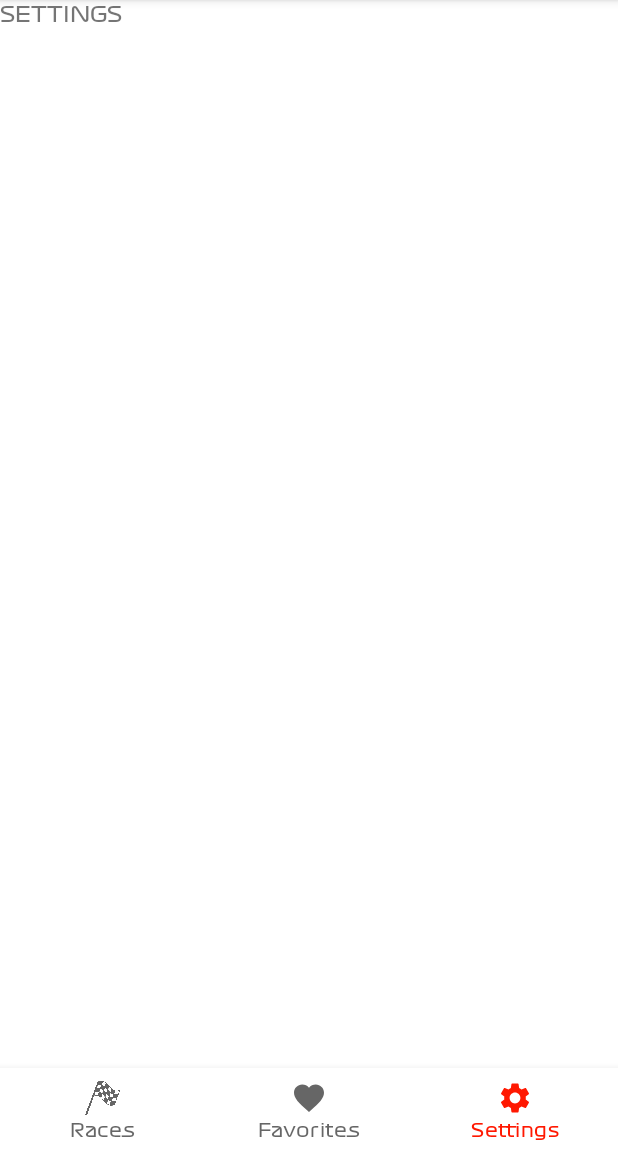
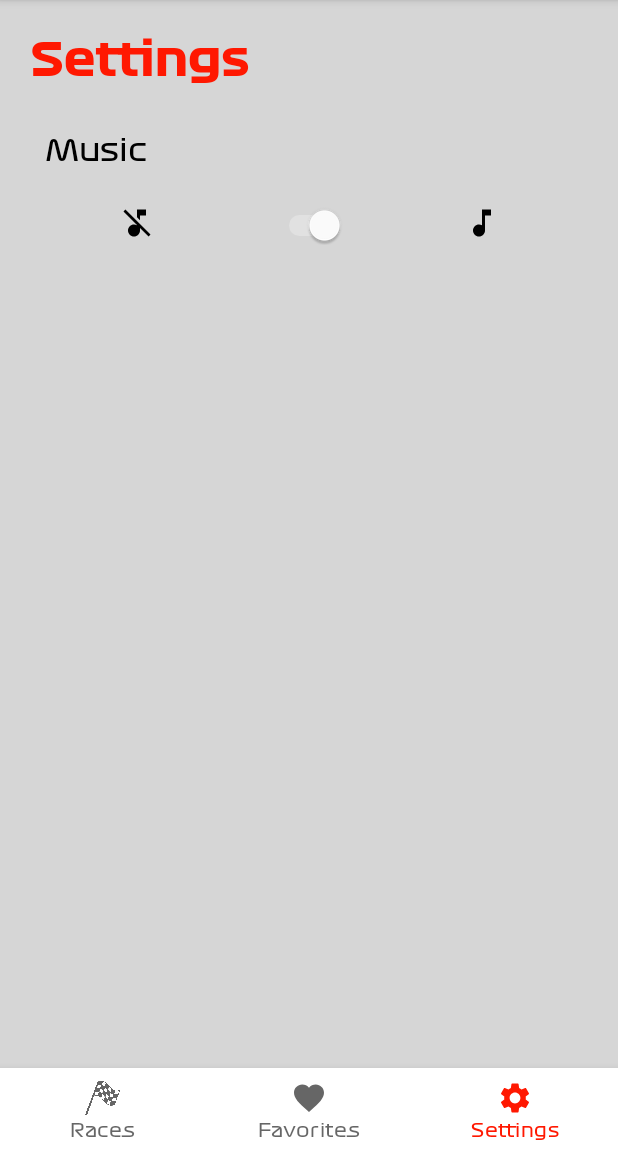
Before and after one commit to davmm96/F1Stats-Android, an Android app: the screen it shows after launch (MainActivity), item 3 of the bottom bar chosen, on a phone screen of 412 x 824 dp, the part 84-1236 px from its top. Run offline under Robolectric (Android 15) with nearby library versions, the phone set to English and light mode, and no system bars; our stand-ins replace Volley; network calls fail.

Commit message:
Settings layout

```diff
--- a/app/src/main/java/com/david/myapplication/fragments/RacesFragment.kt
+++ b/app/src/main/java/com/david/myapplication/fragments/RacesFragment.kt
@@ -10,8 +10,6 @@ import androidx.fragment.app.Fragment
 import androidx.recyclerview.widget.LinearLayoutManager
 import com.david.myapplication.R
 import com.david.myapplication.RacesAdapter
-import com.david.myapplication.model.Companies
-import com.david.myapplication.model.Company
 import com.david.myapplication.model.Race
 import com.david.myapplication.model.Races
 import com.david.myapplication.network.GsonRequest
@@ -20,7 +18,7 @@ import kotlinx.android.synthetic.main.fragment_races.*
 
 class RacesFragment : Fragment() {
 
-    private val url = "https://v1.formula-1.api-sports.io/races?type=race&season=2022"
+    private val url = "/races?type=race&season=2022"
     private val headers = mutableMapOf<String,String>()
     private lateinit var raceAdapter : RacesAdapter
 
@@ -32,7 +30,6 @@ class RacesFragment : Fragment() {
     }
 
     override fun onCreateView(inflater: LayoutInflater, container: ViewGroup?, savedInstanceState: Bundle?): View? {
-
         return inflater.inflate(R.layout.fragment_races, container, false)
     }
 
--- a/app/src/main/java/com/david/myapplication/model/Companies.kt
+++ /dev/null
@@ -1,6 +0,0 @@
-package com.david.myapplication.model
-
-import com.google.gson.annotations.SerializedName
-
-data class Companies(@SerializedName("empresas") val companies: Array<Company>)
-data class Company(val title: String, val visibleUrl: String, val icon: String)
--- a/app/src/main/res/layout/fragment_settings.xml
+++ b/app/src/main/res/layout/fragment_settings.xml
@@ -1,11 +1,67 @@
 <?xml version="1.0" encoding="utf-8"?>
 <androidx.constraintlayout.widget.ConstraintLayout xmlns:android="http://schemas.android.com/apk/res/android"
+    xmlns:tools="http://schemas.android.com/tools"
     android:layout_width="match_parent"
-    android:layout_height="match_parent">
+    android:layout_height="match_parent"
+    xmlns:app="http://schemas.android.com/apk/res-auto"
+    android:background="@color/background_grey">
 
     <TextView
-        android:layout_width="match_parent"
-        android:layout_height="match_parent"
-        android:text="SETTINGS"/>
+        android:id="@+id/tvSettings"
+        android:layout_width="wrap_content"
+        android:layout_height="wrap_content"
+        android:text="@string/navigation_settings"
+        android:textColor="@color/primary"
+        android:textStyle="bold"
+        android:textSize="30sp"
+        app:layout_constraintStart_toStartOf="parent"
+        app:layout_constraintTop_toTopOf="parent"
+        android:layout_marginStart="20dp"
+        android:layout_marginTop="20dp"/>
+
+    <TextView
+        android:id="@+id/tvMusic"
+        android:layout_width="wrap_content"
+        android:layout_height="wrap_content"
+        android:text="Music"
+        android:textColor="@color/black"
+        android:textSize="20sp"
+        app:layout_constraintTop_toBottomOf="@id/tvSettings"
+        app:layout_constraintLeft_toLeftOf="@id/tvSettings"
+        android:layout_marginTop="30dp"
+        android:layout_marginLeft="10dp"/>
+
+    <ImageView
+        android:id="@+id/ivMusicOn"
+        android:layout_width="wrap_content"
+        android:layout_height="wrap_content"
+        android:src="@drawable/ic_baseline_music_off_24"
+        app:layout_constraintTop_toBottomOf="@id/tvMusic"
+        app:layout_constraintStart_toStartOf="parent"
+        app:layout_constraintEnd_toStartOf="@id/switchButton"
+        android:layout_marginTop="25dp"
+        app:layout_constraintHorizontal_chainStyle="spread"/>
+
+
+    <Switch
+        android:id="@+id/switchButton"
+        android:layout_width="wrap_content"
+        android:layout_height="wrap_content"
+        android:checked="true"
+        android:textOff="Off"
+        android:textOn="On"
+        app:layout_constraintTop_toTopOf="@id/ivMusicOn"
+        app:layout_constraintStart_toEndOf="@id/ivMusicOn"
+        app:layout_constraintEnd_toStartOf="@id/ivMusicOff"/>
+
+    <ImageView
+        android:id="@+id/ivMusicOff"
+        android:layout_width="wrap_content"
+        android:layout_height="wrap_content"
+        app:layout_constraintTop_toTopOf="@id/ivMusicOn"
+        android:src="@drawable/ic_baseline_music_note_24"
+        app:layout_constraintStart_toEndOf="@id/switchButton"
+        app:layout_constraintEnd_toEndOf="parent"
+       />
 
 </androidx.constraintlayout.widget.ConstraintLayout>
```
